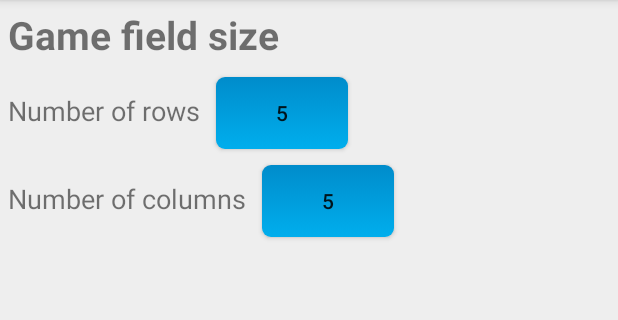
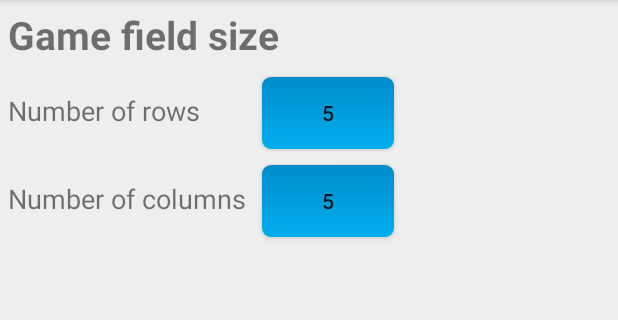
Before and after one commit to elen-niedermeyer/Nonogram-App, an Android app: the OptionsActivity screen opened directly, with no data from a screen before it, on a phone screen of 412 x 824 dp, the part 84-404 px from its top. Run offline under Robolectric (Android 15) with nearby library versions, the phone set to English and light mode, and no system bars.

Commit message:
Finish first version of options activity and all bugs that comes with it.

```diff
--- a/app/src/main/java/niedermeyer/nonogram/activities/Menu.java
+++ b/app/src/main/java/niedermeyer/nonogram/activities/Menu.java
@@ -19,13 +19,12 @@ import niedermeyer.nonogram.persistence.GameSizeHandler;
 /**
  * @author Elen Niedermeyer, last updated 2017-07-16
  */
-
 public class Menu {
 
+    private static final int MIN_NUMBER_OF_COLUMNS_AND_ROWS = 3;
+    private static final int MAX_NUMBER_OF_COLUMNS_AND_ROWS = 30;
+
     private Activity activity;
-
-    private int minNumberOfColumnsAndRows = 3;
-    private int maxNumberOfColumnsAndRows = 30;
 
     public Menu(Activity pActivity) {
         activity = pActivity;
@@ -37,10 +36,10 @@ public class Menu {
     }
 
     public AlertDialog makeNumberPickerForGameSize(final boolean isRow) {
-        View layout = activity.getLayoutInflater().inflate(R.layout.menu_number_picker, null);
+        View layout = activity.getLayoutInflater().inflate(R.layout.dialog_number_picker, null);
         final NumberPicker picker = (NumberPicker) layout.findViewById(R.id.menu_number_picker);
-        picker.setMinValue(minNumberOfColumnsAndRows);
-        picker.setMaxValue(maxNumberOfColumnsAndRows);
+        picker.setMinValue(MIN_NUMBER_OF_COLUMNS_AND_ROWS);
+        picker.setMaxValue(MAX_NUMBER_OF_COLUMNS_AND_ROWS);
         if (isRow) {
             picker.setValue(GameSizeHandler.numberOfRows);
         } else {
--- a/app/src/main/java/niedermeyer/nonogram/activities/OptionsActivity.java
+++ b/app/src/main/java/niedermeyer/nonogram/activities/OptionsActivity.java
@@ -1,6 +1,7 @@
 package niedermeyer.nonogram.activities;
 
 import android.content.DialogInterface;
+import android.os.PersistableBundle;
 import android.support.v7.app.AlertDialog;
 import android.support.v7.app.AppCompatActivity;
 import android.os.Bundle;
@@ -14,6 +15,13 @@ import niedermeyer.nonogram.persistence.GameSizeHandler;
 
 public class OptionsActivity extends AppCompatActivity {
 
+    /**
+     * Overrides the method {@link AppCompatActivity#onCreate(Bundle, PersistableBundle)}.
+     * Sets the layout.
+     * Initializes the button for the game size, calling {@link #setPartForGameSize()}.
+     *
+     * @param savedInstanceState saved information about the activity given by the system
+     */
     @Override
     protected void onCreate(Bundle savedInstanceState) {
         super.onCreate(savedInstanceState);
@@ -22,47 +30,57 @@ public class OptionsActivity extends AppCompatActivity {
         setPartForGameSize();
     }
 
+    /**
+     * Sets the buttons for the game field. Sets on click listener on it, that sets the new size.
+     */
     private void setPartForGameSize() {
         final GameSizeHandler gameSizeHandler = new GameSizeHandler(this);
-        gameSizeHandler.initializeFieldSizes();
         final Menu menuHelper = new Menu(this);
 
+        // initialize the button for the number of rows
         final Button setRows = (Button) findViewById(R.id.activity_options_btn_rows);
         setRows.setText(String.format(Locale.getDefault(), "%d", GameSizeHandler.numberOfRows));
         setRows.setOnClickListener(new View.OnClickListener() {
             @Override
             public void onClick(View v) {
                 final int number = GameSizeHandler.numberOfRows;
+                // get the number picker dialog
                 AlertDialog dialog = menuHelper.makeNumberPickerForGameSize(true);
                 dialog.setOnDismissListener(new DialogInterface.OnDismissListener() {
                     @Override
                     public void onDismiss(DialogInterface dialog) {
                         if (number != GameSizeHandler.numberOfRows) {
+                            // when clicked the positive button and the number was changed
                             setRows.setText(String.format(Locale.getDefault(), "%d", GameSizeHandler.numberOfRows));
                             gameSizeHandler.saveGameSize();
                         }
                     }
                 });
+                // show the dialog
                 dialog.show();
             }
         });
 
+        // initialize the button for the number of columns
         final Button setColumns = (Button) findViewById(R.id.activity_options_btn_columns);
         setColumns.setText(String.format(Locale.getDefault(), "%d", GameSizeHandler.numberOfColumns));
         setColumns.setOnClickListener(new View.OnClickListener() {
             @Override
             public void onClick(View v) {
                 final int number = GameSizeHandler.numberOfColumns;
+                // get the number picker dialog
                 AlertDialog dialog = menuHelper.makeNumberPickerForGameSize(false);
                 dialog.setOnDismissListener(new DialogInterface.OnDismissListener() {
                     @Override
                     public void onDismiss(DialogInterface dialog) {
                         if (number != GameSizeHandler.numberOfColumns) {
+                            // when clicked the positive button and the number was changed
                             setColumns.setText(String.format(Locale.getDefault(), "%d", GameSizeHandler.numberOfColumns));
                             gameSizeHandler.saveGameSize();
                         }
                     }
                 });
+                // show the dialog
                 dialog.show();
             }
         });
--- a/app/src/main/java/niedermeyer/nonogram/persistence/GameSizeHandler.java
+++ b/app/src/main/java/niedermeyer/nonogram/persistence/GameSizeHandler.java
@@ -23,13 +23,16 @@ public class GameSizeHandler {
     private Activity activity;
 
     /**
-     * Constructor, sets {@link #activity}. Initializes {@link #numberOfRows} and {@link #numberOfColumns}.
+     * Constructor, sets {@link #activity}. Initializes {@link #numberOfRows} and {@link #numberOfColumns} if they aren't initialized yet.
      *
      * @param pActivity the invoking activity
      */
     public GameSizeHandler(Activity pActivity) {
         activity = pActivity;
-        //initializeFieldSizes();
+        if (numberOfRows == 0 && numberOfColumns == 0) {
+            // fields are not initialized
+            initializeFieldSizes();
+        }
     }
 
     /**
--- a/app/src/main/res/layout/activity_options.xml
+++ b/app/src/main/res/layout/activity_options.xml
@@ -8,6 +8,7 @@
     android:orientation="vertical"
     tools:context="niedermeyer.nonogram.activities.OptionsActivity">
 
+    <!-- Game field size -->
     <TextView
         android:id="@+id/activity_options_heading_field_size"
         style="@style/Heading"
@@ -15,10 +16,11 @@
         android:layout_height="wrap_content"
         android:text="@string/field_size_heading" />
 
-    <LinearLayout
+    <TableLayout
         android:layout_width="match_parent"
-        android:layout_height="wrap_content"
-        android:orientation="horizontal">
+        android:layout_height="wrap_content">
+
+        <TableRow>
 
             <TextView
                 style="@style/Text"
@@ -31,13 +33,9 @@
                 style="@style/ButtonStyle"
                 android:layout_width="wrap_content"
                 android:layout_height="wrap_content" />
+        </TableRow>
 
-    </LinearLayout>
-
-    <LinearLayout
-        android:layout_width="match_parent"
-        android:layout_height="wrap_content"
-        android:orientation="horizontal">
+        <TableRow>
 
             <TextView
                 style="@style/Text"
@@ -50,8 +48,8 @@
                 style="@style/ButtonStyle"
                 android:layout_width="wrap_content"
                 android:layout_height="wrap_content" />
-
-    </LinearLayout>
+        </TableRow>
+    </TableLayout>
 
     <TextView
         style="@style/Heading"
```
Also changed, not shown: app/src/main/java/niedermeyer/nonogram/activities/GameHandler.java (+5 -2 lines), app/src/main/java/niedermeyer/nonogram/activities/NonogramActivity.java (+9 -4 lines), app/src/main/res/layout/dialog_number_picker.xml (renamed from app/src/main/res/layout/menu_number_picker.xml). Lines whose indentation alone changed are shown as unchanged.
